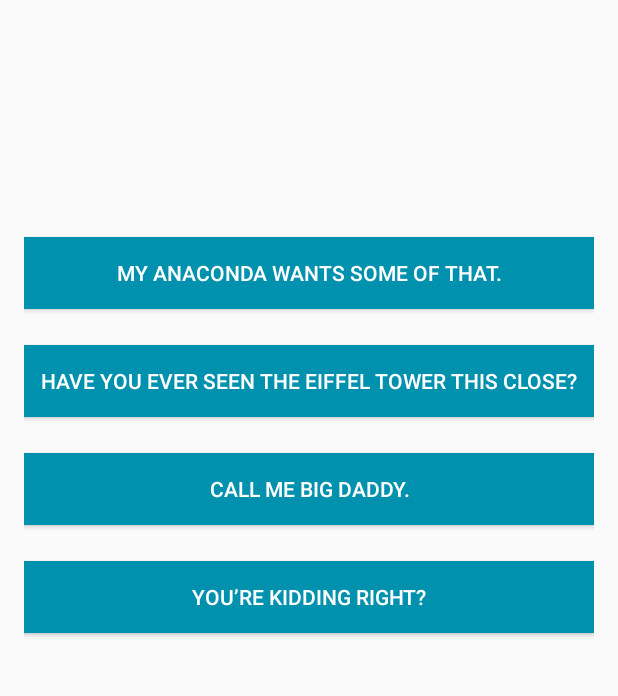
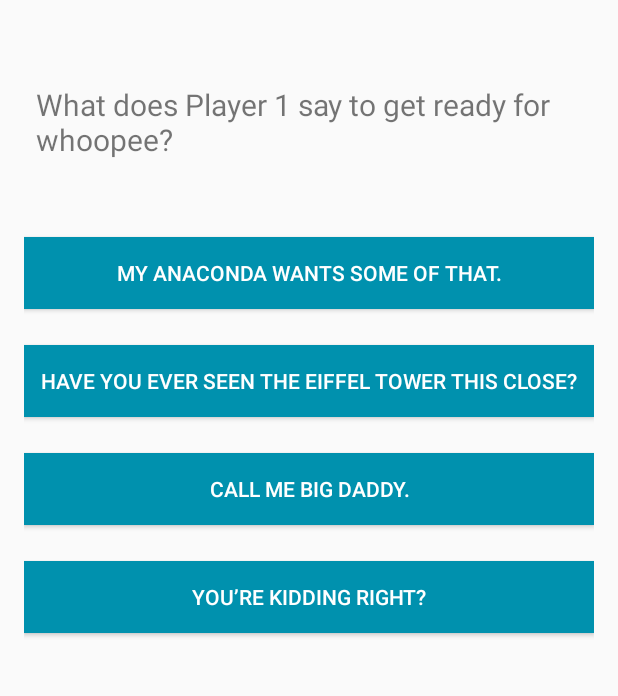
Before and after one commit to jsannyjr/A-Game-Of-Friends, an Android app: the screen it shows after launch (QuizActivity), after a tap on "THEIR PHONE", on a phone screen of 412 x 824 dp, the part 149-845 px from its top. Run offline under Robolectric (Android 15) with nearby library versions, the phone set to English and light mode, and no system bars.

Commit message:
Added extra questions

```diff
--- a/AGameOfFriends/app/src/main/java/com/agameoffriends/agameoffriends/QuestionLibrary.java
+++ b/AGameOfFriends/app/src/main/java/com/agameoffriends/agameoffriends/QuestionLibrary.java
@@ -5,18 +5,26 @@ import java.util.Arrays;
 import java.util.List;
 
 public class QuestionLibrary {
-    public List<String> nQuestions = new ArrayList<>(Arrays.asList(
+    List<String> nQuestions = new ArrayList<String>(Arrays.asList(
             "What is the first thing Player 1 touches in the morning?",
-            "What does Player 1 say to get ready for whoopee?"));
+            "What does Player 1 say to get ready for whoopee?",
+            "What movie best describes Player 1’s bed skills?",
+            "If Player 1 had to fight anyone, who would kick their a** the best?",
+            "What would Player 1’s porn movie most likely be called?"
 
-    public List<List<String>> mChoices; //finish this for choices to remove some.
+    ));
+
+    public ArrayList<ArrayList<String>> mChoices = new ArrayList<ArrayList<String>>(); //finish this for choices to optimize code later;
+    public ArrayList<String> singleList = new ArrayList<String>();
     public String nChoices[][] = {
             {"Their phone", "The lights", "The newspaper", "Themselves??"},
-            {"My anaconda wants some of that.", "Have you ever seen the Eiffel Tower this close?",
-                    "Call me Big Daddy.", "You’re kidding right?"}
+            {"My anaconda wants some of that.", "Have you ever seen the Eiffel Tower this close?", "Call me Big Daddy.", "You’re kidding right?"},
+            {"Man of Steel", "Gone in Sixty Seconds", "Mission Impossible", "Home Alone"},
+            {"Frodo", "Easter Bunny", "Jesus", "Buddha"},
+            {"Return of the Tentacle Monster Part 15", "Faster and more Furious", "Coming out of the Closet", "Charlie Sheen’s Birthday"}
     };
 
-    List<String> nAnswers = new ArrayList<>(Arrays.asList("A) Their phone;", "NaN"));
+    List<String> nAnswers = new ArrayList<>();
 
     public void makeQuestion (String a){
         nQuestions.add(a);
@@ -26,6 +34,7 @@ public class QuestionLibrary {
 
     }
     public String getQuestion (int a){
+        System.out.println(nQuestions.size());
         String question = nQuestions.get(a);
         return question;
     }
--- a/AGameOfFriends/app/src/main/java/com/agameoffriends/agameoffriends/QuizActivity.java
+++ b/AGameOfFriends/app/src/main/java/com/agameoffriends/agameoffriends/QuizActivity.java
@@ -11,6 +11,7 @@ import org.w3c.dom.Text;
 
 import java.util.ArrayList;
 import java.util.Objects;
+import java.util.List;
 
 public class QuizActivity extends AppCompatActivity {
 
@@ -27,7 +28,7 @@ public class QuizActivity extends AppCompatActivity {
     private int mScore = 0;
     private int mQuestionNumber = 0;
     private int questionLibrarySize = 10;
-    private ArrayList<Integer> usedQuestions= new ArrayList<>();
+    private ArrayList<String> usedQuestions= new ArrayList<>();
 
     @Override
     protected void onCreate(Bundle savedInstanceState) {
@@ -46,14 +47,14 @@ public class QuizActivity extends AppCompatActivity {
         nButtonChoice0.setOnClickListener(new View.OnClickListener() {
             @Override
             public void onClick(View v) {
-                if(mQuestionNumber < 5){
+                if(mQuestionNumber < 4){
 
                     String newAnswer = nButtonChoice0.getText().toString();
                     System.out.println(newAnswer);
                     questionLibrary.nAnswers.add(newAnswer);
                     updateQuestion();
                 }
-                else if(mQuestionNumber >= 5 && nButtonChoice0.getText() == mAnswer){
+                else if(mQuestionNumber >= 4 && nButtonChoice0.getText() == mAnswer){
                     mScore = mScore + 1;
                     updateQuestion();
                 }
@@ -120,10 +121,11 @@ public class QuizActivity extends AppCompatActivity {
         nButtonChoice3.setText(questionLibrary.getChoice3(mQuestionNumber));
 
         if(mQuestionNumber > 4) {
-            mAnswer = questionLibrary.getCorrectAnswer(mQuestionNumber - 5);
+           // mAnswer = questionLibrary.getCorrectAnswer(mQuestionNumber - 5);
         }
-        usedQuestions.add(mQuestionNumber);
-        questionLibrary.nQuestions.remove(mQuestionNumber);
+        usedQuestions.add(questionLibrary.nQuestions.get(mQuestionNumber));
+        System.out.println(usedQuestions);
+        //questionLibrary.nQuestions.remove(mQuestionNumber);
         //questionLibrary.nChoices.
         mQuestionNumber++;
 
```
